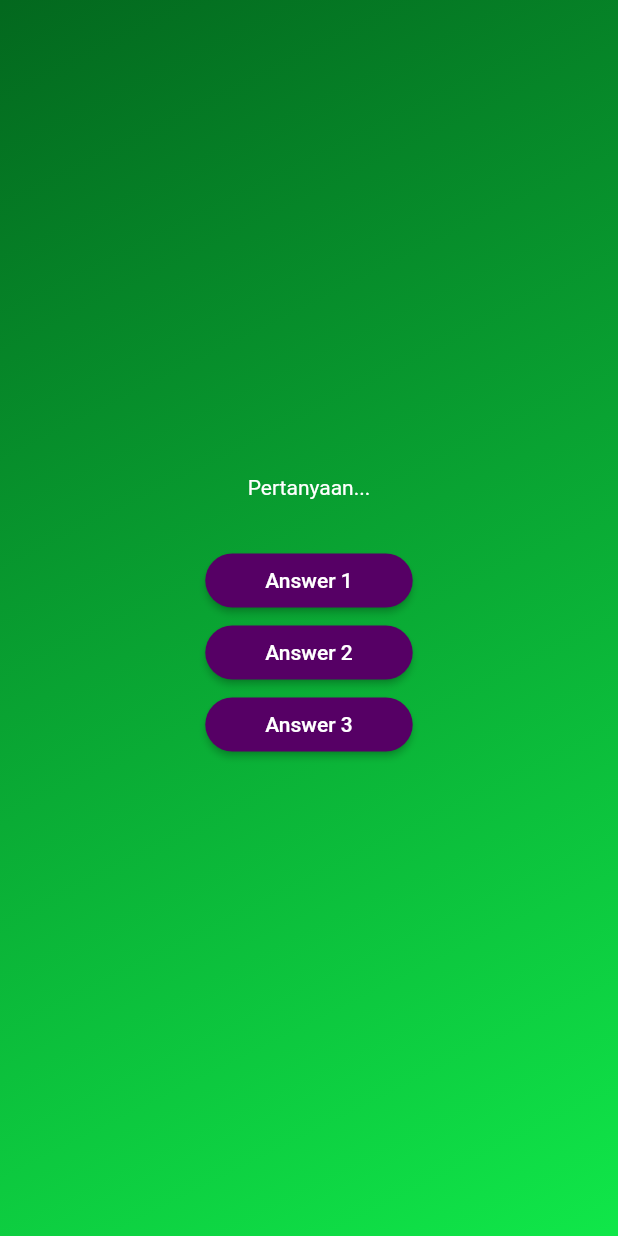
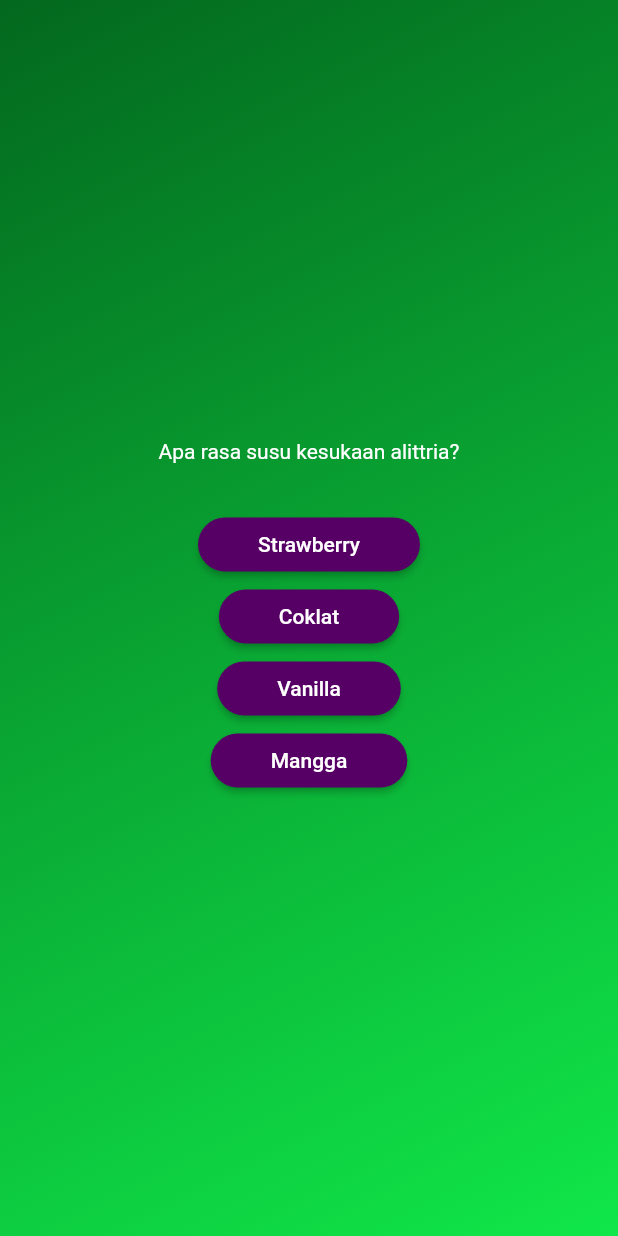
Before and after one commit to rayhan-afk/second_app, a Flutter app: the screen it shows after launch, after a tap on "Mulai Quiz", on a phone screen of 412 x 824 dp. Run offline on Flutter 3.47's test engine with Material 2 defaults, Android fonts, the phone set to English and light mode, and no system bars.

Commit message:
lanjut answer

```diff
--- a/lib/data/questions.dart
+++ b/lib/data/questions.dart
@@ -1,6 +1,6 @@
 import 'package:second_app/models/quiz_question.dart';
 
-const question = [
+const questions = [
   QuizQuestion('Apa rasa susu kesukaan alittria?',
     [
       'Strawberry',
--- a/lib/questions_screen.dart
+++ b/lib/questions_screen.dart
@@ -1,5 +1,7 @@
 import 'package:flutter/material.dart';
+
 import 'package:second_app/answer_button.dart';
+import 'package:second_app/data/questions.dart';
 
 class QuestionsScreen extends StatefulWidget {
   const QuestionsScreen({super.key});
@@ -13,19 +15,22 @@ class QuestionsScreen extends StatefulWidget {
 class _QuestionScreenState extends State<QuestionsScreen> {
   @override
   Widget build(context) {
+    final currentQuestion = questions[0];
+
     return SizedBox(
       width: double.infinity,
       child: Column(
         mainAxisAlignment: MainAxisAlignment.center,
         children: [
-          const Text('Pertanyaan...',
-              style: TextStyle(
+          Text(currentQuestion.text,
+              style: const TextStyle(
                 color: Colors.white,
               )),
           const SizedBox(height: 30),
-          AnswerButton(answerText: 'Answer 1', onTap: () {}),
-          AnswerButton(answerText: 'Answer 2', onTap: () {}),
-          AnswerButton(answerText: 'Answer 3', onTap: () {}),
+          AnswerButton(answerText: currentQuestion.answers[0], onTap: () {}),
+          AnswerButton(answerText: currentQuestion.answers[1], onTap: () {}),
+          AnswerButton(answerText: currentQuestion.answers[2], onTap: () {}),
+          AnswerButton(answerText: currentQuestion.answers[3], onTap: () {}),
         ],
       ),
     );
```
